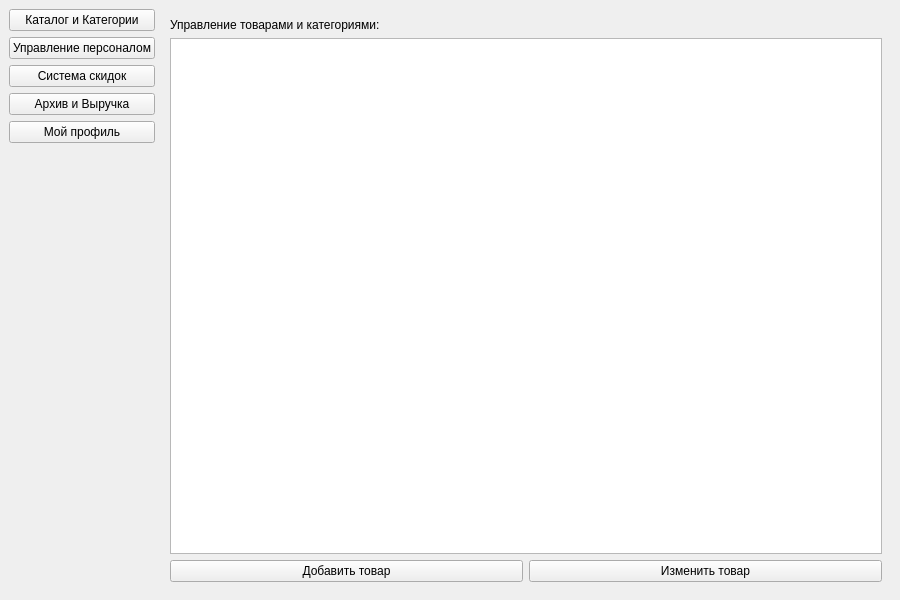
Old version of the form client/adminwindow.ui in the repository alexxxandra031/Online-Shop.
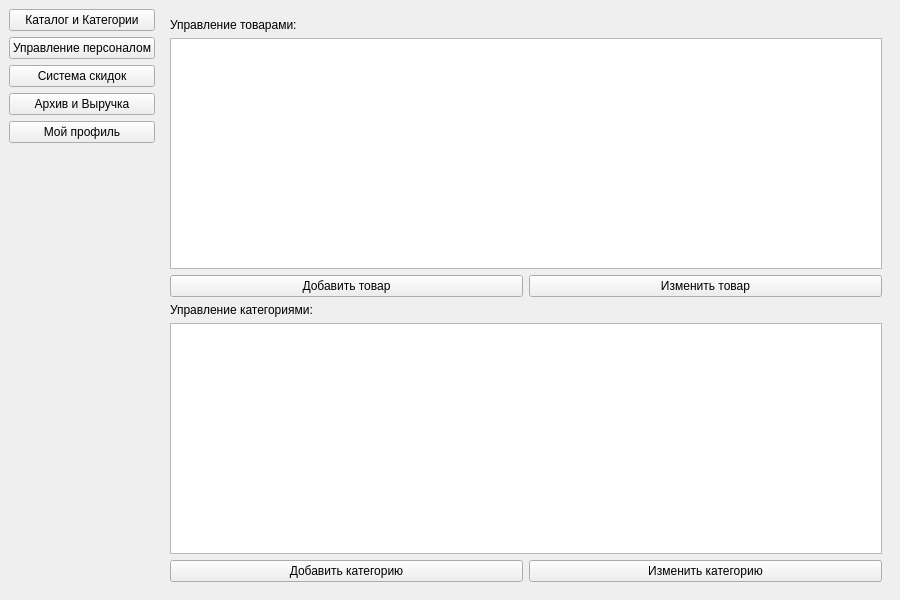
New version of the form.

Commit message: Исправление багов, недочетов 3

Diff of the .ui file:
```diff
--- a/client/adminwindow.ui
+++ b/client/adminwindow.ui
@@ -50,7 +50,9 @@
       <widget class="QWidget" name="pageCatalogCrud">
        <layout class="QVBoxLayout" name="catCrudLayout">
         <item>
-         <widget class="QLabel" name="lblC1"><property name="text"><string>Управление товарами и категориями:</string></property></widget>
+         <widget class="QLabel" name="lblC1">
+          <property name="text"><string>Управление товарами:</string></property>
+         </widget>
         </item>
         <item>
          <widget class="QTableView" name="tableCatalogCrud"/>
@@ -63,7 +65,32 @@
           <item>
            <widget class="QPushButton" name="btnEditProduct"><property name="text"><string>Изменить товар</string></property></widget>
           </item>
-          <!-- Кнопка "Удалить товар" удалена -->
+          <!-- Кнопка "Удалить товар" отсутствует -->
+         </layout>
+        </item>
+
+        <!-- Блок управления категориями -->
+        <item>
+         <widget class="QLabel" name="lblCategories">
+          <property name="text"><string>Управление категориями:</string></property>
+         </widget>
+        </item>
+        <item>
+         <widget class="QTableView" name="tableCategories"/>
+        </item>
+        <item>
+         <layout class="QHBoxLayout" name="categoryBtnLayout">
+          <item>
+           <widget class="QPushButton" name="btnAddCategory">
+            <property name="text"><string>Добавить категорию</string></property>
+           </widget>
+          </item>
+          <item>
+           <widget class="QPushButton" name="btnEditCategory">
+            <property name="text"><string>Изменить категорию</string></property>
+           </widget>
+          </item>
+          <!-- Кнопка "Удалить категорию" удалена -->
          </layout>
         </item>
        </layout>
```
Left out of the diff: 19 changed lines with no effect on the pictures. The commit also changes 1 other file.
